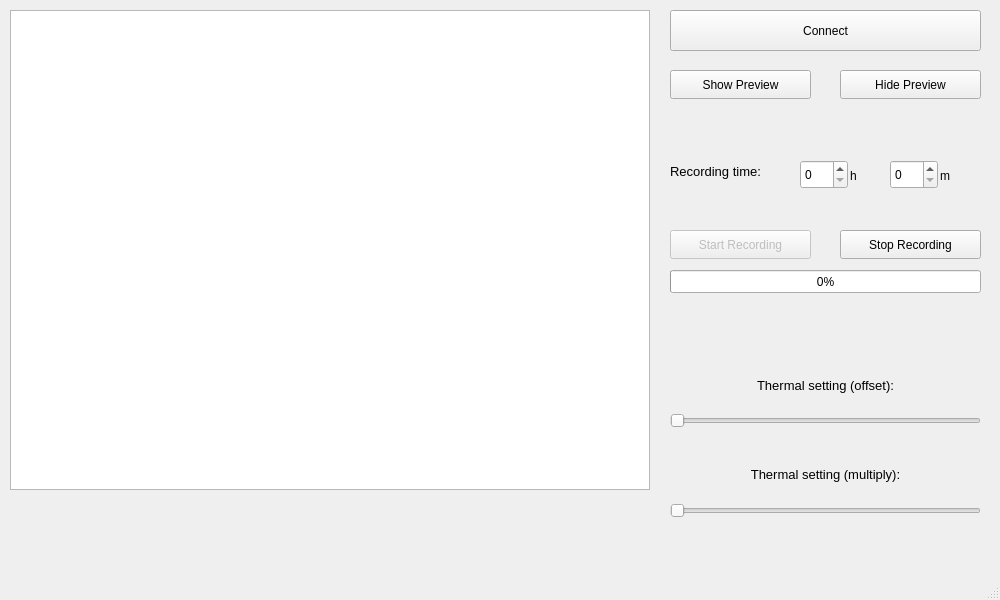
Qt form sleepmonitormain.ui (Schmidt9898/qt_sleepmonitor) before a commit.
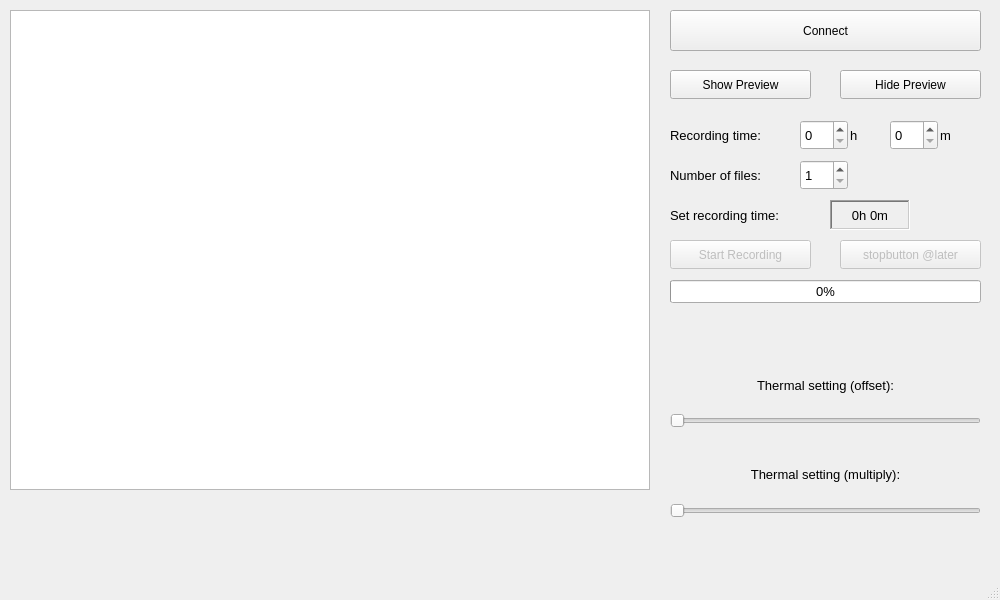
The same form after that commit.

The edit to the form file:
```diff
--- a/sleepmonitormain.ui
+++ b/sleepmonitormain.ui
@@ -40,7 +40,7 @@
     <property name="geometry">
      <rect>
       <x>670</x>
-      <y>230</y>
+      <y>240</y>
       <width>141</width>
       <height>29</height>
      </rect>
@@ -50,16 +50,19 @@
     </property>
    </widget>
    <widget class="QPushButton" name="stopRecordingButton">
+    <property name="enabled">
+     <bool>false</bool>
+    </property>
     <property name="geometry">
      <rect>
       <x>840</x>
-      <y>230</y>
+      <y>240</y>
       <width>141</width>
       <height>29</height>
      </rect>
     </property>
     <property name="text">
-     <string>Stop Recording</string>
+     <string>stopbutton @later</string>
     </property>
    </widget>
    <widget class="QPushButton" name="showPreviewButton">
@@ -159,18 +162,29 @@
      <set>Qt::AlignCenter</set>
     </property>
    </widget>
-   <widget class="QProgressBar" name="progressBar">
+   <widget class="QProgressBar" name="recordingProgressBar">
+    <property name="enabled">
+     <bool>true</bool>
+    </property>
     <property name="geometry">
      <rect>
       <x>670</x>
-      <y>270</y>
+      <y>280</y>
       <width>311</width>
       <height>23</height>
      </rect>
     </property>
+    <property name="font">
+     <font>
+      <pointsize>10</pointsize>
+     </font>
+    </property>
     <property name="value">
      <number>0</number>
     </property>
+    <property name="orientation">
+     <enum>Qt::Horizontal</enum>
+    </property>
     <property name="format">
      <string>%p%</string>
     </property>
@@ -179,31 +193,49 @@
     <property name="geometry">
      <rect>
       <x>800</x>
-      <y>160</y>
+      <y>120</y>
       <width>48</width>
-      <height>29</height>
+      <height>30</height>
      </rect>
     </property>
+    <property name="font">
+     <font>
+      <pointsize>10</pointsize>
+     </font>
+    </property>
    </widget>
    <widget class="QSpinBox" name="recordTimeMin">
     <property name="geometry">
      <rect>
       <x>890</x>
-      <y>160</y>
+      <y>120</y>
       <width>48</width>
-      <height>29</height>
+      <height>30</height>
      </rect>
     </property>
+    <property name="font">
+     <font>
+      <pointsize>10</pointsize>
+     </font>
+    </property>
+    <property name="maximum">
+     <number>60</number>
+    </property>
    </widget>
    <widget class="QLabel" name="label">
     <property name="geometry">
      <rect>
       <x>850</x>
-      <y>160</y>
-      <width>21</width>
-      <height>31</height>
+      <y>120</y>
+      <width>20</width>
+      <height>30</height>
      </rect>
     </property>
+    <property name="font">
+     <font>
+      <pointsize>10</pointsize>
+     </font>
+    </property>
     <property name="text">
      <string>h</string>
     </property>
@@ -212,11 +244,16 @@
     <property name="geometry">
      <rect>
       <x>940</x>
-      <y>160</y>
-      <width>21</width>
-      <height>31</height>
+      <y>120</y>
+      <width>20</width>
+      <height>30</height>
      </rect>
     </property>
+    <property name="font">
+     <font>
+      <pointsize>10</pointsize>
+     </font>
+    </property>
     <property name="text">
      <string>m</string>
     </property>
@@ -238,9 +275,9 @@
     <property name="geometry">
      <rect>
       <x>670</x>
-      <y>160</y>
+      <y>120</y>
       <width>120</width>
-      <height>23</height>
+      <height>30</height>
      </rect>
     </property>
     <property name="font">
@@ -252,6 +289,91 @@
      <string>Recording time:</string>
     </property>
    </widget>
+   <widget class="QLabel" name="partsLabel">
+    <property name="geometry">
+     <rect>
+      <x>670</x>
+      <y>160</y>
+      <width>120</width>
+      <height>30</height>
+     </rect>
+    </property>
+    <property name="font">
+     <font>
+      <pointsize>10</pointsize>
+     </font>
+    </property>
+    <property name="text">
+     <string>Number of files:</string>
+    </property>
+   </widget>
+   <widget class="QSpinBox" name="recordParts">
+    <property name="geometry">
+     <rect>
+      <x>800</x>
+      <y>160</y>
+      <width>48</width>
+      <height>30</height>
+     </rect>
+    </property>
+    <property name="font">
+     <font>
+      <pointsize>10</pointsize>
+     </font>
+    </property>
+    <property name="minimum">
+     <number>1</number>
+    </property>
+    <property name="value">
+     <number>1</number>
+    </property>
+   </widget>
+   <widget class="QLabel" name="setRecordTimeLabel">
+    <property name="geometry">
+     <rect>
+      <x>670</x>
+      <y>200</y>
+      <width>150</width>
+      <height>30</height>
+     </rect>
+    </property>
+    <property name="font">
+     <font>
+      <pointsize>10</pointsize>
+     </font>
+    </property>
+    <property name="text">
+     <string>Set recording time:</string>
+    </property>
+   </widget>
+   <widget class="QLabel" name="timeValueLabel">
+    <property name="geometry">
+     <rect>
+      <x>830</x>
+      <y>200</y>
+      <width>80</width>
+      <height>30</height>
+     </rect>
+    </property>
+    <property name="font">
+     <font>
+      <pointsize>10</pointsize>
+      <kerning>true</kerning>
+     </font>
+    </property>
+    <property name="frameShape">
+     <enum>QFrame::WinPanel</enum>
+    </property>
+    <property name="frameShadow">
+     <enum>QFrame::Sunken</enum>
+    </property>
+    <property name="text">
+     <string>0h 0m</string>
+    </property>
+    <property name="alignment">
+     <set>Qt::AlignCenter</set>
+    </property>
+   </widget>
   </widget>
   <widget class="QMenuBar" name="menubar">
    <property name="geometry">
```
Left out of the diff: 16 changed lines with no effect on the pictures.
